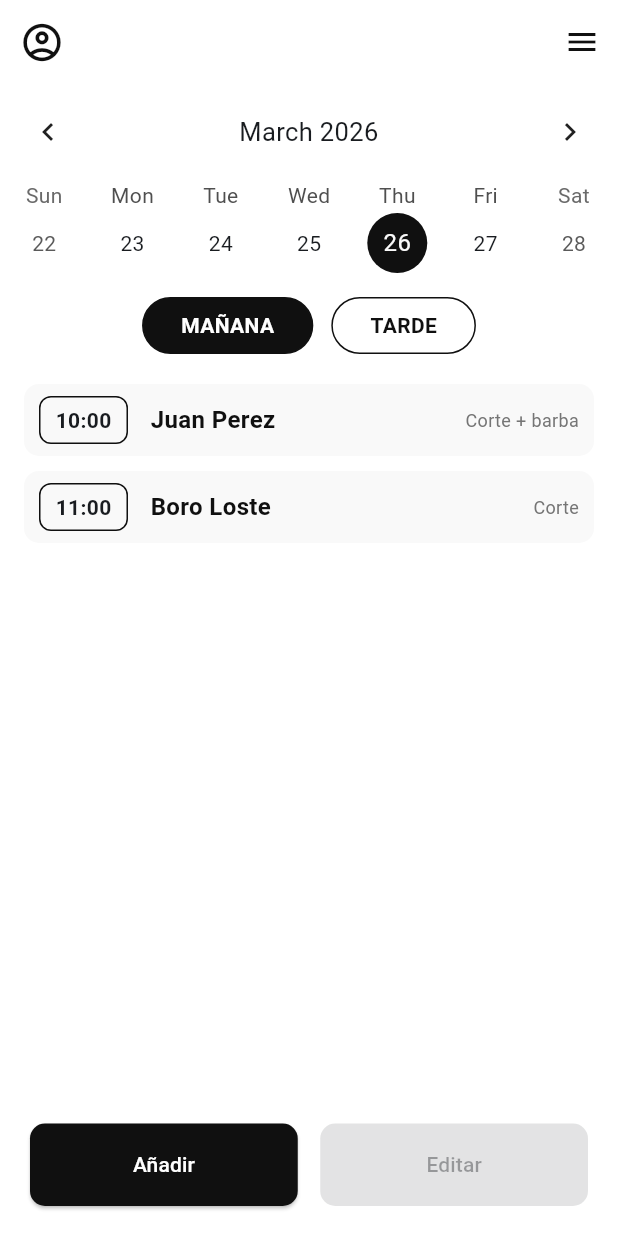
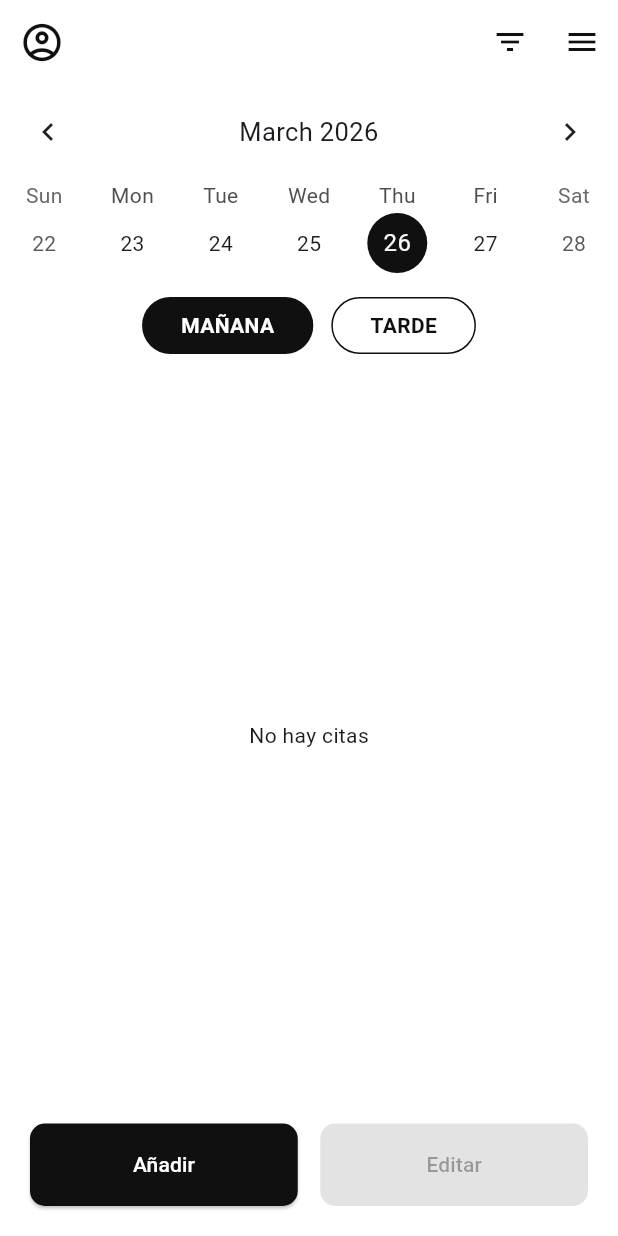
Before and after one commit to EduardoRiedel/gestion-inventario-zaitec, a Flutter app: the screen it shows after launch, after a tap on "INICIAR SESIÓN", on a phone screen of 412 x 824 dp. Run offline on Flutter 3.47's test engine with Material 3 defaults, Android fonts, the phone set to English and light mode, and no system bars; drawn by our look-alikes of table_calendar; our stand-ins replace cloud_firestore, firebase_auth, firebase_core; accounts and stored records are empty; statements that could not run were skipped.

Commit message:
interfaz y funcionalidad filtrado de citas

```diff
--- a/gestion_inventario_zaitec/lib/pages/citas_page.dart
+++ b/gestion_inventario_zaitec/lib/pages/citas_page.dart
@@ -1,5 +1,7 @@
 import 'package:flutter/material.dart';
+import 'package:gestion_inventario_zaitec/Firebase/FirebaseManager.dart';
 import 'package:table_calendar/table_calendar.dart';
+import 'package:cloud_firestore/cloud_firestore.dart'; // Asegúrate de tener esta importación
 import '../styles.dart';
 
 class AgendaPage extends StatefulWidget {
@@ -10,6 +12,8 @@ class AgendaPage extends StatefulWidget {
 }
 
 class _AgendaPageState extends State<AgendaPage> {
+  final FirebaseFirestore _firestore = FirebaseFirestore.instance;
+
   // --- VARIABLES DE ESTADO ---
   CalendarFormat _calendarFormat = CalendarFormat.week;
   DateTime _focusedDay = DateTime.now();
@@ -18,11 +22,27 @@ class _AgendaPageState extends State<AgendaPage> {
   String _turnoSeleccionado = 'MAÑANA';
   int? _indiceCitaSeleccionada;
   bool _editandoCita = false;
-  bool _anadiendoCita = false; // <--- NUEVA: Controla el flujo de añadir
+  bool _anadiendoCita = false;
 
-  // Controladores para el formulario de nueva cita
+  // Variables para el StreamBuilder (Filtrado Real)
+  String? _filtroNombre;
+  String? _filtroServicio;
+
+  // Controladores
+  final TextEditingController _filtroNombreController = TextEditingController();
+  final TextEditingController _filtroServicioController = TextEditingController();
   final TextEditingController _nombreController = TextEditingController();
-  final TextEditingController _servicioController = TextEditingController();
+
+  final List<String> _serviciosDisponibles = [
+    'Todos',
+    'Corte',
+    'Corte + barba',
+    'Barba',
+    'Tinte',
+    'Lavado',
+  ];
+
+  String _servicioFiltroSeleccionado = 'Todos';
 
   @override
   void initState() {
@@ -33,13 +53,15 @@ class _AgendaPageState extends State<AgendaPage> {
   @override
   void dispose() {
     _nombreController.dispose();
-    _servicioController.dispose();
+    _filtroNombreController.dispose();
+    _filtroServicioController.dispose();
     super.dispose();
   }
 
   @override
   Widget build(BuildContext context) {
     bool enProceso = _editandoCita || _anadiendoCita;
+    bool hayFiltros = _filtroNombre != null || _filtroServicio != null;
 
     return Scaffold(
       backgroundColor: AppStyles.white,
@@ -60,12 +82,15 @@ class _AgendaPageState extends State<AgendaPage> {
                 _anadiendoCita = false;
               }),
             ),
+          IconButton(
+            icon: Icon(Icons.filter_list, color: hayFiltros ? Colors.orange : AppStyles.black),
+            onPressed: _mostrarDialogoFiltro,
+          ),
           IconButton(icon: const Icon(Icons.menu, color: AppStyles.black), onPressed: () {}),
         ],
       ),
       body: Column(
         children: [
-          // 1. CALENDARIO
           TableCalendar(
             firstDay: DateTime.utc(2024, 1, 1),
             lastDay: DateTime.utc(2030, 12, 31),
@@ -86,10 +111,7 @@ class _AgendaPageState extends State<AgendaPage> {
               selectedDecoration: BoxDecoration(color: AppStyles.black, shape: BoxShape.circle),
             ),
           ),
-
           const SizedBox(height: 10),
-
-          // 2. SELECTOR MAÑANA / TARDE
           Row(
             mainAxisAlignment: MainAxisAlignment.center,
             children: [
@@ -98,15 +120,10 @@ class _AgendaPageState extends State<AgendaPage> {
               _buildShiftButton('TARDE'),
             ],
           ),
-
           const SizedBox(height: 15),
-
-          // 3. LISTA DINÁMICA (Cambia según si estamos en modo normal, editar o añadir)
           Expanded(
             child: enProceso ? _buildAvailableHoursList() : _buildAppointmentsList(),
           ),
-
-          // 4. BOTONES INFERIORES
           Padding(
             padding: const EdgeInsets.all(20),
             child: Row(
@@ -125,7 +142,9 @@ class _AgendaPageState extends State<AgendaPage> {
                         ? () => setState(() => _editandoCita = true)
                         : null,
                     style: ElevatedButton.styleFrom(
-                      backgroundColor: (_indiceCitaSeleccionada != null && !enProceso) ? AppStyles.black : Colors.grey,
+                      backgroundColor: (_indiceCitaSeleccionada != null && !enProceso)
+                          ? AppStyles.black
+                          : Colors.grey,
                     ).merge(AppStyles.botonPrincipal),
                     child: Text(enProceso ? '---' : 'Editar'),
                   ),
@@ -138,94 +157,165 @@ class _AgendaPageState extends State<AgendaPage> {
     );
   }
 
-  // --- LISTA DE HORAS DISPONIBLES (Para Añadir o Editar) ---
-  Widget _buildAvailableHoursList() {
-    final List<String> horasLibres = _turnoSeleccionado == 'MAÑANA'
-      ? ['09:00', '10:30', '12:00']
-      : ['16:30', '18:30', '20:00'];
+  // --- LISTA CON STREAMBUILDER
+  Widget _buildAppointmentsList() {
+    return StreamBuilder<QuerySnapshot>(
+      stream: FirebaseManager().obtenerCitasPeluquero(
+        usuario: _filtroNombre,
+        servicio: _filtroServicio,
+        fechaHora: _selectedDay,
+      ),
+      builder: (context, snapshot) {
+        if (snapshot.hasError) return const Center(child: Text("Error al cargar citas"));
+        if (snapshot.connectionState == ConnectionState.waiting) {
+          return const Center(child: CircularProgressIndicator(color: AppStyles.black));
+        }
+
+        final docs = snapshot.data!.docs;
+        if (docs.isEmpty) return const Center(child: Text("No hay citas"));
 
         return ListView.builder(
-      itemCount: horasLibres.length,
+          padding: const EdgeInsets.symmetric(horizontal: 16),
+          itemCount: docs.length,
           itemBuilder: (context, index) {
+            final data = docs[index].data() as Map<String, dynamic>;
+
+            // Formatear hora desde Timestamp
+            final DateTime fecha = (data['Fecha y Hora'] as Timestamp).toDate();
+            final String horaStr = "${fecha.hour.toString().padLeft(2, '0')}:${fecha.minute.toString().padLeft(2, '0')}";
+
+            bool estaSeleccionada = _indiceCitaSeleccionada == index;
+
             return InkWell(
-          onTap: () {
-            if (_anadiendoCita) {
-              _mostrarDialogoNuevaCita(horasLibres[index]);
-            } else {
-              // Lógica de mover (Editar)
-              setState(() {
-                _editandoCita = false;
-                _indiceCitaSeleccionada = null;
-              });
-            }
+              onTap: () => setState(() => _indiceCitaSeleccionada = estaSeleccionada ? null : index),
+              child: _appointmentTile(
+                horaStr,
+                data['Usuario'] ?? 'Sin nombre',
+                data['Servicio'] ?? '',
+                isOccupied: true,
+                showDelete: estaSeleccionada,
+              ),
+            );
           },
-          child: _appointmentTile(horasLibres[index], "Disponible", "", isOccupied: false),
         );
       },
     );
   }
 
-  // --- CUADRO DE DIÁLOGO PARA DATOS DEL CLIENTE ---
-  void _mostrarDialogoNuevaCita(String hora) {
+  // --- DIÁLOGO DE FILTRO ---
+  void _mostrarDialogoFiltro() {
     showDialog(
       context: context,
-      barrierDismissible: false, // Obliga a usar los botones
-      builder: (context) => AlertDialog(
-        title: Text("Cita a las $hora", style: const TextStyle(fontWeight: FontWeight.bold)),
+      builder: (context) => StatefulBuilder(
+        builder: (context, setDialogState) => AlertDialog(
+          title: const Text("Filtrar Citas", style: TextStyle(fontWeight: FontWeight.bold)),
           content: Column(
             mainAxisSize: MainAxisSize.min,
             children: [
               TextField(
-              controller: _nombreController,
-              decoration: const InputDecoration(labelText: 'Nombre del Cliente'),
+                controller: _filtroNombreController,
+                decoration: const InputDecoration(
+                  labelText: 'Nombre del Cliente',
+                  prefixIcon: Icon(Icons.person_search),
                 ),
-            const SizedBox(height: 10),
-            TextField(
-              controller: _servicioController,
-              decoration: const InputDecoration(labelText: 'Tipo de Servicio'),
+              ),
+              const SizedBox(height: 20),
+              DropdownButtonFormField<String>(
+                value: _servicioFiltroSeleccionado,
+                decoration: const InputDecoration(
+                  labelText: 'Tipo de Servicio',
+                  prefixIcon: Icon(Icons.content_cut),
+                ),
+                items: _serviciosDisponibles.map((String servicio) {
+                  return DropdownMenuItem<String>(value: servicio, child: Text(servicio));
+                }).toList(),
+                onChanged: (nuevoValor) {
+                  setDialogState(() => _servicioFiltroSeleccionado = nuevoValor!);
+                },
               ),
             ],
           ),
           actions: [
             TextButton(
               onPressed: () {
-              _nombreController.clear();
-              _servicioController.clear();
-              Navigator.pop(context); // Cierra el diálogo
+                setState(() {
+                  _filtroNombreController.clear();
+                  _servicioFiltroSeleccionado = 'Todos';
+                  _filtroNombre = null;
+                  _filtroServicio = null;
+                });
+                Navigator.pop(context);
               },
-            child: const Text("CANCELAR", style: TextStyle(color: Colors.red)),
+              child: const Text("LIMPIAR", style: TextStyle(color: Colors.grey)),
             ),
             ElevatedButton(
               style: ElevatedButton.styleFrom(backgroundColor: AppStyles.black),
               onPressed: () {
-              // Aquí iría el guardado en base de datos
                 setState(() {
-                _anadiendoCita = false;
+                  _filtroNombre = _filtroNombreController.text.isEmpty ? null : _filtroNombreController.text;
+                  _filtroServicio = (_servicioFiltroSeleccionado == 'Todos') ? null : _servicioFiltroSeleccionado;
                 });
-              _nombreController.clear();
-              _servicioController.clear();
-              Navigator.pop(context); // Vuelve a la agenda
+                Navigator.pop(context);
               },
+              child: const Text("APLICAR", style: TextStyle(color: AppStyles.white)),
+            ),
+          ],
+        ),
+      ),
+    );
+  }
+
+  // WIDGETS DE APOYO
+  Widget _buildAvailableHoursList() {
+    final List<String> horasLibres = _turnoSeleccionado == 'MAÑANA' ? ['09:00', '10:30', '12:00'] : ['16:30', '18:30', '20:00'];
+    return ListView.builder(
+      itemCount: horasLibres.length,
+      itemBuilder: (context, index) => InkWell(
+        onTap: () => _anadiendoCita ? _mostrarDialogoNuevaCita(horasLibres[index]) : setState(() { _editandoCita = false; _indiceCitaSeleccionada = null; }),
+        child: _appointmentTile(horasLibres[index], "Disponible", "", isOccupied: false),
+      ),
+    );
+  }
+
+  //DIÁLOGO DE NUEVA CITA
+  void _mostrarDialogoNuevaCita(String hora) {
+    showDialog(
+      context: context,
+      barrierDismissible: false,
+      builder: (context) => StatefulBuilder(
+        builder: (context, setDialogState) => AlertDialog(
+          title: Text("Cita a las $hora", style: const TextStyle(fontWeight: FontWeight.bold)),
+          content: Column(
+            mainAxisSize: MainAxisSize.min,
+            children: [
+              TextField(controller: _nombreController, decoration: const InputDecoration(labelText: 'Nombre del Cliente')),
+              const SizedBox(height: 10),
+              DropdownButtonFormField<String>(
+                value: _servicioFiltroSeleccionado,
+                decoration: const InputDecoration(labelText: 'Tipo de Servicio'),
+                items: _serviciosDisponibles.where((s) => s != 'Todos').map((s) => DropdownMenuItem(value: s, child: Text(s))).toList(),
+                onChanged: (val) => setDialogState(() => _servicioFiltroSeleccionado = val!),
+              ),
+            ],
+          ),
+          actions: [
+            TextButton(onPressed: () { _nombreController.clear(); Navigator.pop(context); }, child: const Text("CANCELAR", style: TextStyle(color: Colors.red))),
+            ElevatedButton(
+              style: ElevatedButton.styleFrom(backgroundColor: AppStyles.black),
+              onPressed: () { setState(() => _anadiendoCita = false); _nombreController.clear(); Navigator.pop(context); },
               child: const Text("ACEPTAR", style: TextStyle(color: AppStyles.white)),
             ),
           ],
         ),
+      ),
     );
   }
 
-  // --- WIDGETS DE APOYO (Botones y Tiles) ---
-
+  // --- WIDGETS DE APOYO ---
   Widget _buildShiftButton(String turno) {
     bool isSelected = _turnoSeleccionado == turno;
     return GestureDetector(
-      onTap: () {
-        if (!_editandoCita && !_anadiendoCita) {
-          setState(() {
-            _turnoSeleccionado = turno;
-            _indiceCitaSeleccionada = null;
-          });
-        }
-      },
+      onTap: () { if (!_editandoCita && !_anadiendoCita) setState(() { _turnoSeleccionado = turno; _indiceCitaSeleccionada = null; }); },
       child: Container(
         padding: const EdgeInsets.symmetric(horizontal: 25, vertical: 8),
         decoration: BoxDecoration(
@@ -238,72 +328,23 @@ class _AgendaPageState extends State<AgendaPage> {
     );
   }
 
-  Widget _buildAppointmentsList() {
-    final List<Map<String, dynamic>> citas = _turnoSeleccionado == 'MAÑANA'
-        ? [
-            {'hora': '10:00', 'cliente': 'Juan Perez', 'servicio': 'Corte + barba', 'ocupado': true},
-            {'hora': '11:00', 'cliente': 'Boro Loste', 'servicio': 'Corte', 'ocupado': true},
-          ]
-        : [
-            {'hora': '16:00', 'cliente': 'Carlos Ruiz', 'servicio': 'Tinte', 'ocupado': true},
-          ];
-
-    return ListView.builder(
-      padding: const EdgeInsets.symmetric(horizontal: 16),
-      itemCount: citas.length,
-      itemBuilder: (context, index) {
-        final cita = citas[index];
-        bool estaSeleccionada = _indiceCitaSeleccionada == index;
-
-        return InkWell(
-          onTap: () {
-            setState(() {
-              if (cita['ocupado']) {
-                _indiceCitaSeleccionada = estaSeleccionada ? null : index;
-              } else {
-                _indiceCitaSeleccionada = null;
-              }
-            });
-          },
-          child: _appointmentTile(
-            cita['hora'],
-            cita['cliente'],
-            cita['servicio'],
-            isOccupied: cita['ocupado'],
-            showDelete: estaSeleccionada,
-          ),
-        );
-      },
-    );
-  }
-
-  Widget _appointmentTile(String time, String client, String service,
-      {required bool isOccupied, bool showDelete = false}) {
+  // --- WIDGET DE CITA (OCUPADA O LIBRE) ---
+  Widget _appointmentTile(String time, String client, String service, {required bool isOccupied, bool showDelete = false}) {
     return Container(
       margin: const EdgeInsets.symmetric(vertical: 5),
       padding: const EdgeInsets.symmetric(vertical: 8, horizontal: 10),
-      decoration: BoxDecoration(
-        color: isOccupied && !showDelete ? AppStyles.offWhite : Colors.transparent,
-        borderRadius: BorderRadius.circular(10),
-      ),
+      decoration: BoxDecoration(color: isOccupied && !showDelete ? AppStyles.offWhite : Colors.transparent, borderRadius: BorderRadius.circular(10)),
       child: Row(
         children: [
           Container(
             padding: const EdgeInsets.symmetric(horizontal: 10, vertical: 5),
-            decoration: BoxDecoration(
-              border: Border.all(color: isOccupied ? AppStyles.black : Colors.green),
-              borderRadius: BorderRadius.circular(8),
-            ),
+            decoration: BoxDecoration(border: Border.all(color: isOccupied ? AppStyles.black : Colors.green), borderRadius: BorderRadius.circular(8)),
             child: Text(time, style: const TextStyle(fontWeight: FontWeight.bold)),
           ),
           const SizedBox(width: 15),
-          Expanded(
-            child: Text(client, style: TextStyle(fontSize: 16, color: isOccupied ? AppStyles.black : AppStyles.grey, fontWeight: isOccupied ? FontWeight.bold : FontWeight.normal)),
-          ),
-          if (showDelete)
-            const Icon(Icons.delete_outline, color: Colors.red, size: 26)
-          else if (isOccupied)
-            Text(service, style: const TextStyle(fontSize: 12, color: AppStyles.grey)),
+          Expanded(child: Text(client, style: TextStyle(fontSize: 16, color: isOccupied ? AppStyles.black : AppStyles.grey, fontWeight: isOccupied ? FontWeight.bold : FontWeight.normal))),
+          if (showDelete) const Icon(Icons.delete_outline, color: Colors.red, size: 26)
+          else if (isOccupied) Text(service, style: const TextStyle(fontSize: 12, color: AppStyles.grey)),
         ],
       ),
     );
--- a/gestion_inventario_zaitec/lib/styles.dart
+++ b/gestion_inventario_zaitec/lib/styles.dart
@@ -1,25 +1,25 @@
 import 'package:flutter/material.dart';
 
 class AppStyles {
-  // --- 1. PALETA DE COLORES (Monocromática) ---
-  static const Color black = Color(0xFF101010); // Negro suave, más elegante
-  static const Color darkGrey = Color(0xFF303030); // Gris oscuro (para textos secundarios)
+  //PALETA DE COLORES
+  static const Color black = Color(0xFF101010); // Negro suave
+  static const Color darkGrey = Color(0xFF303030); // Gris oscuro
   static const Color grey = Color(0xFF757575); // Gris medio
-  static const Color lightGrey = Color(0xFFE0E0E0); // Gris claro (para bordes suaves)
-  static const Color offWhite = Color(0xFFF9F9F9); // Blanco hueso (para fondos alternativos)
+  static const Color lightGrey = Color(0xFFE0E0E0); // Gris claro
+  static const Color offWhite = Color(0xFFF9F9F9); // Blanco hueso
   static const Color white = Colors.white;
 
-  // --- 2. COLORES SEMÁNTICOS DE LA APP ---
-  static const Color primaryColor = black; // Usamos negro como color de acento principal
+  //COLORES DE LA APP
+  static const Color primaryColor = black;
   static const Color backgroundColor = white;
   static const Color errorColor = Colors.red;
 
-  // --- 3. TEXTOS (Como tus H1, H2 en CSS) ---
+  //TEXTOS
   static const TextStyle tituloPrincipal = TextStyle(
     fontSize: 32,
-    fontWeight: FontWeight.w800, // Extra bold para un look moderno
+    fontWeight: FontWeight.w800,
     color: primaryColor,
-    letterSpacing: -0.5, // Letras un poco más juntas (muy moderno)
+    letterSpacing: -0.5,
   );
 
   static const TextStyle subtitulo = TextStyle(
@@ -34,48 +34,84 @@ class AppStyles {
     fontWeight: FontWeight.w400,
   );
 
-  // --- 4. INPUTS (Estilo de los cuadros de texto minimalista) ---
+  //INPUTS
   static InputDecoration fieldDecoration(String label, IconData icon) {
     return InputDecoration(
       labelText: label,
-      labelStyle: const TextStyle(color: grey), // Color de la etiqueta por defecto
-      prefixIcon: Icon(icon, color: grey), // Icono en gris
+      labelStyle: const TextStyle(color: grey),
+      prefixIcon: Icon(icon, color: grey),
       filled: true,
-      fillColor: offWhite, // Fondo grisáceo muy claro
+      fillColor: offWhite,
       border: OutlineInputBorder(
-        borderRadius: BorderRadius.circular(10), // Bordes redondeados más suaves
-        borderSide: BorderSide.none, // Quitamos el borde por defecto
+        borderRadius: BorderRadius.circular(10),
+        borderSide: BorderSide.none,
       ),
       enabledBorder: OutlineInputBorder(
         borderRadius: BorderRadius.circular(10),
-        borderSide: const BorderSide(color: lightGrey), // Borde gris claro cuando no está seleccionado
+        borderSide: const BorderSide(color: lightGrey),
       ),
       focusedBorder: OutlineInputBorder(
         borderRadius: BorderRadius.circular(10),
-        borderSide: const BorderSide(color: primaryColor, width: 2), // Borde negro cuando estás escribiendo
+        borderSide: const BorderSide(color: primaryColor, width: 2),
       ),
     );
   }
 
-  // --- 5. BOTONES PRINCIPALES (Negro) ---
+  //BOTONES PRINCIPALES
   static final ButtonStyle botonPrincipal = ElevatedButton.styleFrom(
-    backgroundColor: black, // Fondo negro
-    foregroundColor: white, // Texto blanco
+    backgroundColor: black,
+    foregroundColor: white,
     minimumSize: const Size(double.infinity, 55),
     shape: RoundedRectangleBorder(
       borderRadius: BorderRadius.circular(10),
     ),
-    elevation: 1, // Elevación mínima para un look plano/minimalista
+    elevation: 1,
   );
 
-  // --- 6. BOTONES SECUNDARIOS / OUTLINED (Blanco con borde negro) ---
-  // Úsalo para "¿No tienes cuenta? Regístrate aquí"
+  //BOTONES SECUNDARIOS
   static final ButtonStyle botonSecundarioOutlined = OutlinedButton.styleFrom(
-    foregroundColor: black, // Texto negro
-    side: const BorderSide(color: black, width: 1.5), // Borde negro
+    foregroundColor: black,
+    side: const BorderSide(color: black, width: 1.5),
     minimumSize: const Size(double.infinity, 55),
     shape: RoundedRectangleBorder(
       borderRadius: BorderRadius.circular(10),
     ),
   );
+
+    //Widget tabla horarios
+   static Widget buildHorarioRow(String dia, String horas, {Color color = Colors.black54}) {
+    return Padding(
+      padding: const EdgeInsets.symmetric(vertical: 4),
+      child: Row(
+        mainAxisAlignment: MainAxisAlignment.spaceBetween,
+        children: [
+          Text("· $dia:", style: TextStyle(color: color, fontSize: 15)),
+          Text(horas, style: TextStyle(color: color, fontSize: 15)),
+        ],
+      ),
+    );
+  }
+
+    //Windget miembros
+   static Widget buildTeamMember(String nombre) {
+    return Column(
+      children: [
+        CircleAvatar(
+          radius: 25,
+          backgroundColor: Colors.grey[300],
+          child: const Icon(Icons.person, color: Colors.white),
+        ),
+        const SizedBox(height: 8),
+        SizedBox(
+          width: 60,
+          child: Text(
+            nombre,
+            textAlign: TextAlign.center,
+            style: const TextStyle(fontSize: 10, fontWeight: FontWeight.w500),
+          ),
+        ),
+      ],
+    );
+  }
+
 }
```
Lines whose indentation alone changed are shown as unchanged.
